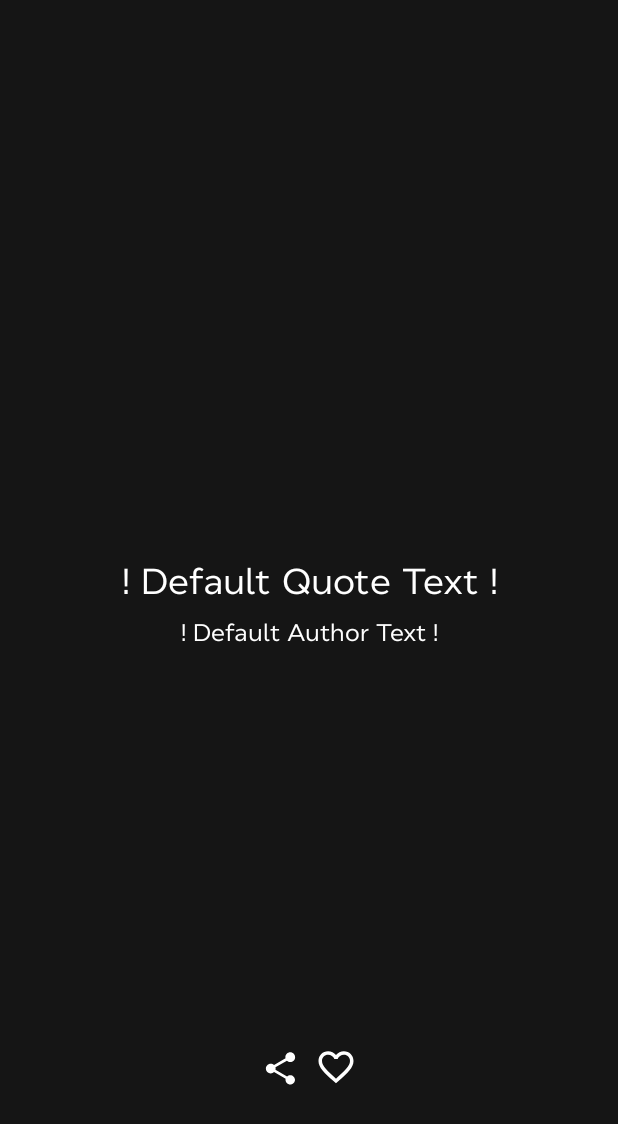
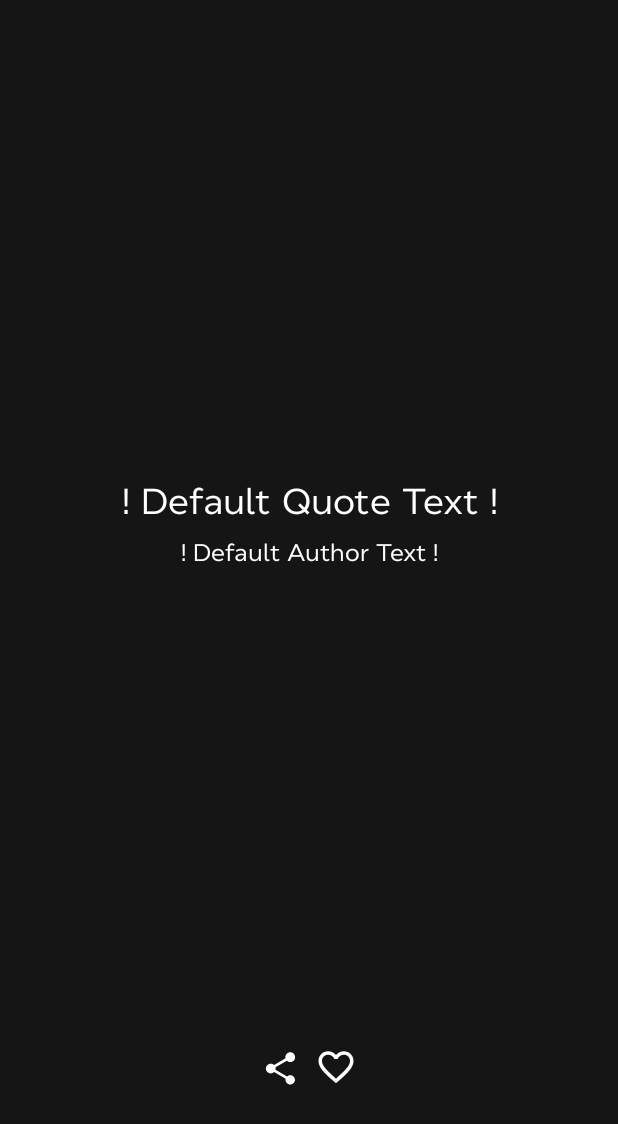
Before and after one commit to afanasievbogdan/motivation_andriod, an Android app: the layout fragment_single_motivation.xml on its own in the app's theme, with its tools: preview values and no code run, on a phone screen of 412 x 824 dp. Shown: the top 1124 px of the screen. Run offline under Robolectric (Android 15) with nearby library versions, the phone set to English and light mode, and no system bars.

Commit message:
lil refactor

```diff
--- a/app/src/main/res/layout/fragment_motivation.xml
+++ b/app/src/main/res/layout/fragment_motivation.xml
@@ -10,11 +10,10 @@
     tools:context=".ui.MotivationFragment">
 
     <!-- Image button -->
-
     <com.google.android.material.button.MaterialButton
         android:id="@+id/btn_general"
         android:layout_width="wrap_content"
-        android:layout_height="wrap_content"
+        android:layout_height="40dp"
         android:layout_marginStart="15dp"
         android:layout_marginBottom="20dp"
         android:alpha="0.66"
--- a/app/src/main/res/layout/fragment_single_motivation.xml
+++ b/app/src/main/res/layout/fragment_single_motivation.xml
@@ -1,18 +1,10 @@
 <?xml version="1.0" encoding="utf-8"?>
-<androidx.constraintlayout.widget.ConstraintLayout
-    xmlns:android="http://schemas.android.com/apk/res/android"
+<androidx.constraintlayout.widget.ConstraintLayout xmlns:android="http://schemas.android.com/apk/res/android"
     xmlns:app="http://schemas.android.com/apk/res-auto"
     android:layout_width="match_parent"
     android:layout_height="match_parent"
     android:background="@color/cod_gray"
     android:orientation="vertical">
-
-    <androidx.constraintlayout.widget.Guideline
-        android:id="@+id/guideline_quote_bottom"
-        android:layout_width="0dp"
-        android:layout_height="0dp"
-        android:orientation="horizontal"
-        app:layout_constraintGuide_percent="0.5" />
 
     <androidx.constraintlayout.widget.Guideline
         android:id="@+id/guideline_buttons_bottom"
@@ -21,10 +13,8 @@
         android:orientation="horizontal"
         app:layout_constraintGuide_percent="0.88" />
 
-    <!-- chained -->
-
     <TextView
-        android:id="@+id/textQuote"
+        android:id="@+id/tv_quote"
         android:layout_width="wrap_content"
         android:layout_height="wrap_content"
         android:fontFamily="@font/cynthonextregular"
@@ -35,12 +25,14 @@
         android:text="@string/motivation_quote"
         android:textColor="@color/white"
         android:textSize="24sp"
-        app:layout_constraintBottom_toTopOf="@id/guideline_quote_bottom"
+        app:layout_constraintTop_toTopOf="parent"
         app:layout_constraintEnd_toEndOf="parent"
-        app:layout_constraintStart_toStartOf="parent" />
+        app:layout_constraintStart_toStartOf="parent"
+        app:layout_constraintBottom_toTopOf="@+id/tv_author"
+        app:layout_constraintVertical_chainStyle="packed" />
 
     <TextView
-        android:id="@+id/textAuthor"
+        android:id="@+id/tv_author"
         android:layout_width="wrap_content"
         android:layout_height="wrap_content"
         android:fontFamily="@font/cynthonextregular"
@@ -50,30 +42,33 @@
         android:text="@string/motivation_author"
         android:textColor="@color/white"
         android:textSize="16sp"
+        app:layout_constraintBottom_toTopOf="@+id/btn_like"
         app:layout_constraintEnd_toEndOf="parent"
         app:layout_constraintStart_toStartOf="parent"
-        app:layout_constraintTop_toBottomOf="@id/guideline_quote_bottom" />
+        app:layout_constraintTop_toBottomOf="@+id/tv_quote" />
 
     <ImageButton
-        android:id="@+id/imageShare"
+        android:id="@+id/btn_share"
         android:layout_width="wrap_content"
         android:layout_height="wrap_content"
         android:background="@null"
+        android:contentDescription="@string/next"
         android:src="@drawable/ic_share"
         app:layout_constraintBottom_toTopOf="@id/guideline_buttons_bottom"
-        app:layout_constraintEnd_toStartOf="@+id/imageLike"
+        app:layout_constraintEnd_toStartOf="@+id/btn_like"
         app:layout_constraintHorizontal_chainStyle="packed"
         app:layout_constraintStart_toStartOf="parent" />
 
     <ImageButton
-        android:id="@+id/imageLike"
+        android:id="@+id/btn_like"
         android:layout_width="wrap_content"
         android:layout_height="wrap_content"
         android:layout_marginStart="10dp"
         android:background="@null"
+        android:contentDescription="@string/next"
+        android:src="@drawable/ic_like_unpressed"
         app:layout_constraintBottom_toTopOf="@id/guideline_buttons_bottom"
         app:layout_constraintEnd_toEndOf="parent"
-        app:layout_constraintStart_toEndOf="@id/imageShare"
-        android:src="@drawable/ic_like_unpressed" />
+        app:layout_constraintStart_toEndOf="@id/btn_share" />
 
 </androidx.constraintlayout.widget.ConstraintLayout>
```
Also changed, not shown: app/src/main/java/com/bogdan/motivation/recycleradapter/QuotesViewPagerAdapter.kt (+8 -8 lines).
